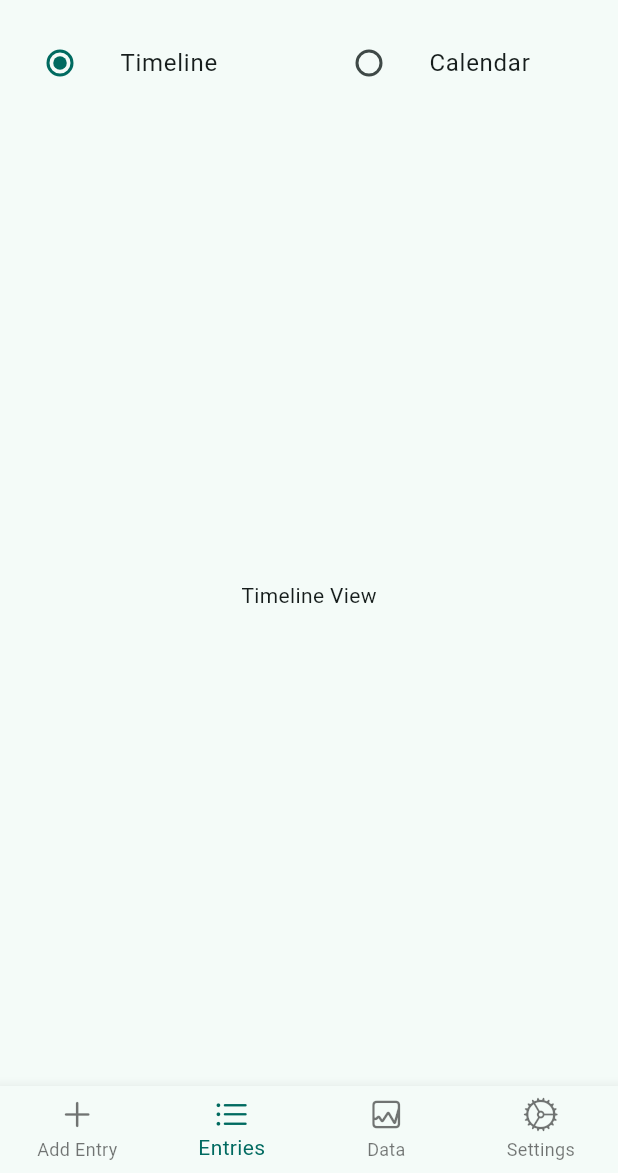
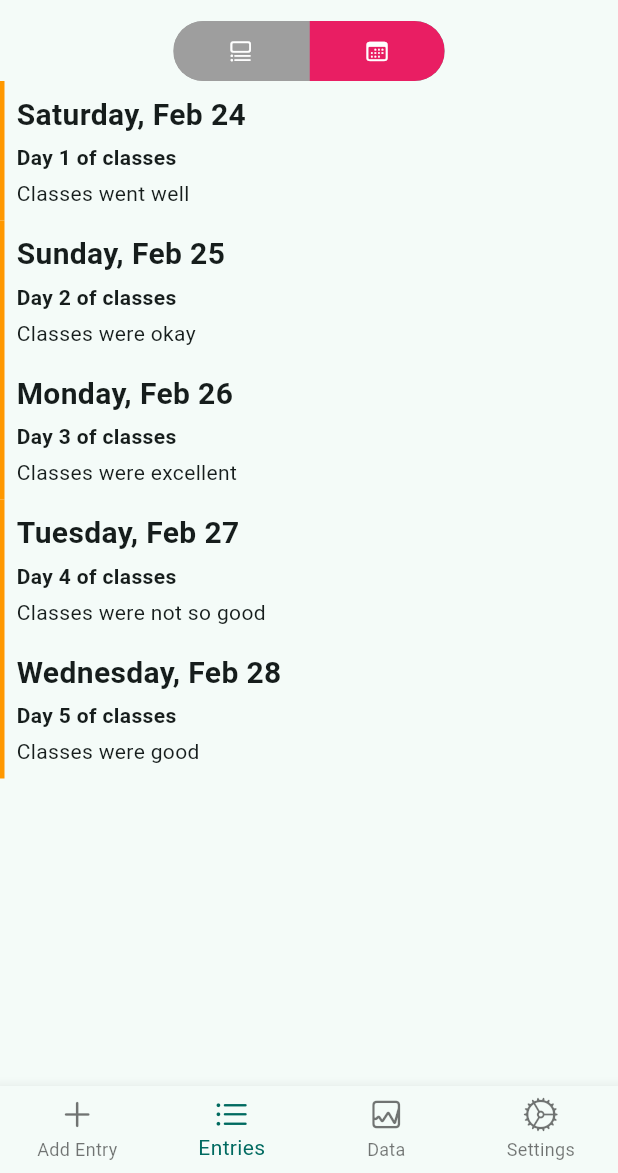
Before and after one commit to SCBSSS/SCBSSS, a Flutter app: the MainTabWidget screen opened directly, item 2 of the bottom bar chosen, on a phone screen of 412 x 824 dp, the part 63-1236 px from its top. Run offline on Flutter 3.47's test engine with Material 3 defaults, Android fonts, the phone set to English and light mode, and no system bars; drawn by our look-alikes of toggle_switch; our stand-ins replace table_calendar.

Commit message:
changed the layout and used dummyjournal to complete demo version

```diff
--- a/lib/main_tab_widget.dart
+++ b/lib/main_tab_widget.dart
@@ -14,38 +14,37 @@ class MainTabWidget extends StatefulWidget {
 }
 
 class _MainTabWidgetState extends State<MainTabWidget> {
-
   final dummyJournalEntries = [
     JournalEntry(
         id: 1,
         mood: 1,
         title: "Day 1 of classes",
         entry: "Classes went well",
-        date: DateTime.now()),
+        date: DateTime(2024, 2, 24)),
     JournalEntry(
         id: 2,
         mood: 3,
         title: "Day 2 of classes",
         entry: "Classes were okay",
-        date: DateTime.now()),
+        date: DateTime(2024, 2, 25)),
     JournalEntry(
         id: 3,
         mood: 5,
         title: "Day 3 of classes",
         entry: "Classes were excellent",
-        date: DateTime.now()),
+        date: DateTime(2024, 2, 26)),
     JournalEntry(
         id: 4,
         mood: 2,
         title: "Day 4 of classes",
         entry: "Classes were not so good",
-        date: DateTime.now()),
+        date: DateTime(2024, 2, 27)),
     JournalEntry(
         id: 5,
         mood: 4,
         title: "Day 5 of classes",
         entry: "Classes were good",
-        date: DateTime.now()),
+        date: DateTime(24, 2, 28)),
   ];
   int currentTabIndex = 0;
 
--- a/lib/tabs/entries_tab.dart
+++ b/lib/tabs/entries_tab.dart
@@ -2,6 +2,8 @@ import 'package:flutter/material.dart';
 import 'package:scbsss/models/journal_entry.dart';
 import 'package:scbsss/views/journal_entry_view.dart';
 import 'package:table_calendar/table_calendar.dart';
+import 'package:toggle_switch/toggle_switch.dart';
+import 'package:flutter/cupertino.dart';
 
 class EntriesTab extends StatefulWidget {
   List<JournalEntry> dummyJournalEntries;
@@ -16,47 +18,43 @@ enum ViewType { timeline, calendar }
 class _EntriesTabState extends State<EntriesTab> {
   ViewType _viewType = ViewType.timeline; //default viewtype; timeline
 
-  Widget _buildRadioViewType(ViewType viewType, String title) {
-    //radio switch
-    return Expanded(
-      child: ListTile(
-        //list between two variables timeline & calendar
-        title: Text(title),
-        leading: Radio<ViewType>(
-          value: viewType,
-          groupValue: _viewType,
-          onChanged: (ViewType? value) {
-            //Accepts nulls
-            if (value != null) {
-              setState(() => _viewType = value);
-            }
-          },
-        ),
-      ),
-    );
-  }
-
   @override
   Widget build(BuildContext context) {
     return Scaffold(
       appBar: AppBar(
-        //title
         title: Text('Entry Tab'),
       ),
       body: Column(
-        //radio button
         children: <Widget>[
-          Row(
-            children: <Widget>[
-              _buildRadioViewType(ViewType.timeline, 'Timeline'),
-              _buildRadioViewType(ViewType.calendar, 'Calendar'),
+          ToggleSwitch(
+            minWidth: 90.0,
+            initialLabelIndex: 1,
+            cornerRadius: 20.0,
+            activeFgColor: Colors.white,
+            inactiveBgColor: Colors.grey,
+            inactiveFgColor: Colors.white,
+            totalSwitches: 2,
+            labels: ['', ''], // Empty labels only icons
+            icons: [
+              CupertinoIcons.list_bullet_below_rectangle,
+              CupertinoIcons.calendar
             ],
+            activeBgColors: [
+              [Colors.blue],
+              [Colors.pink]
+            ],
+            onToggle: (index) {
+              print('switched to: $index');
+              setState(() {
+                // Update your view type based on the toggle index
+                _viewType = index == 0 ? ViewType.timeline : ViewType.calendar;
+              });
+            },
           ),
           Expanded(
-            // timelind and calendar ddpending on the viewtype
             child: _viewType == ViewType.timeline
-                ? TimelineView()
-                : CalendarView(),
+                ? TimelineView(entries: widget.dummyJournalEntries)
+                : CalendarView(dummyJournalEntries: widget.dummyJournalEntries),
           ),
         ],
       ),
@@ -65,15 +63,28 @@ class _EntriesTabState extends State<EntriesTab> {
 }
 
 class TimelineView extends StatelessWidget {
-  //timeline class
+  final List<JournalEntry> entries;
+
+  TimelineView({required this.entries});
+
   @override
   Widget build(BuildContext context) {
-    return Center(child: Text('Timeline View'));
+    return ListView.builder(
+      itemCount: entries.length,
+      itemBuilder: (context, index) {
+        JournalEntry entry = entries[index];
+        return JournalEntryView(entry); // No need to pass dayNumber anymore
+      },
+    );
   }
 }
 
 class CalendarView extends StatefulWidget {
+  final List<JournalEntry> dummyJournalEntries;
   //calendar class
+
+  CalendarView({Key? key, required this.dummyJournalEntries}) : super(key: key);
+
   @override
   _CalendarViewState createState() => _CalendarViewState();
 }
@@ -83,6 +94,13 @@ class _CalendarViewState extends State<CalendarView> {
   late CalendarFormat _calendarFormat; //month, weeks, two weeks view
   late DateTime _focusedDay; //current week, month, day
   DateTime? _selectedDay; //selected date
+
+  Set<DateTime> get datesWithEntries {
+    return widget.dummyJournalEntries
+        .map((entry) =>
+            DateTime(entry.date.year, entry.date.month, entry.date.day))
+        .toSet();
+  }
 
   @override
   void initState() {
@@ -116,7 +134,8 @@ class _CalendarViewState extends State<CalendarView> {
           });
         }
       },
-      onFormatChanged: (format) {   //format of the calendar changing (might change this UI function)
+      onFormatChanged: (format) {
+        //format of the calendar changing (might change this UI function)
         if (_calendarFormat != format) {
           //call
           setState(() {
@@ -124,10 +143,34 @@ class _CalendarViewState extends State<CalendarView> {
           });
         }
       },
-      onPageChanged: (focusedDay) {  //updating page
+      onPageChanged: (focusedDay) {
+        //updating page
         //no need to call (why?)
         _focusedDay = focusedDay;
       },
+      calendarBuilders: CalendarBuilders(
+        defaultBuilder: (context, day, focusedDay) {
+          // Check if this day has an entry
+          if (datesWithEntries.contains(day)) {
+            // If it does, return a widget with a blue circle
+            return Container(
+              margin: const EdgeInsets.all(4.0),
+              alignment: Alignment.center,
+              decoration: BoxDecoration(
+                color: Colors.transparent, // or any color that fits your design
+                shape: BoxShape.circle,
+                border: Border.all(color: Colors.blue, width: 2),
+              ),
+              child: Text(
+                day.day.toString(),
+                style: TextStyle(color: Colors.blue),
+              ),
+            );
+          }
+          // If not, return a default widget
+          return null;
+        },
+      ),
     );
   }
 }
--- a/lib/views/journal_entry_view.dart
+++ b/lib/views/journal_entry_view.dart
@@ -1,27 +1,42 @@
 import 'package:flutter/material.dart';
+import 'package:intl/intl.dart';
 import 'package:scbsss/models/journal_entry.dart';
 
 class JournalEntryView extends StatelessWidget {
-  JournalEntry entry;
+  final JournalEntry entry;
 
-  JournalEntryView(this.entry, {super.key});
+  JournalEntryView(this.entry, {Key? key}) : super(key: key);
 
   @override
   Widget build(BuildContext context) {
-    return SizedBox(
-      width: double.infinity,
-      child: Card(
+    // Use the intl package to format dates.
+    // If you haven't already, add 'intl' to your pubspec.yaml file.
+    final String formattedDate = DateFormat('EEEE, MMM d').format(entry.date);
+
+    return Container(
+      decoration: BoxDecoration(
+        border: Border(
+          left: BorderSide(
+              width: 3.0, color: Colors.orange), // Adjust the color as needed
+        ),
+      ),
       child: Padding(
         padding: const EdgeInsets.all(8.0),
         child: Column(
+          crossAxisAlignment: CrossAxisAlignment.start,
           children: [
+            Text(
+              formattedDate, // This will display the formatted date of the entry.
+              style: const TextStyle(fontSize: 20, fontWeight: FontWeight.bold),
+            ),
+            SizedBox(height: 4), // Spacing between date and title
             Text(
               entry.title ?? 'No Title',
               style: const TextStyle(fontWeight: FontWeight.bold),
             ),
-              Text(entry.entry ?? 'No Entry'),
+            SizedBox(height: 4), // Spacing between title and entry
+            Text(entry.entry ?? 'No Entry'), // Entry text
           ],
-          ),
         ),
       ),
     );
```
Also changed, not shown: pubspec.yaml (+5 -3 lines), pubspec.lock, 1 other file. Lines whose indentation alone changed are shown as unchanged.
